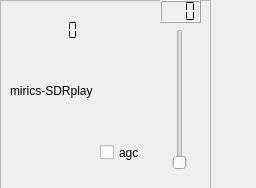
Old version of the form eti-frontend/src/input/sdrplay/sdrplay-widget.ui in the repository JvanKatwijk/eti-stuff.
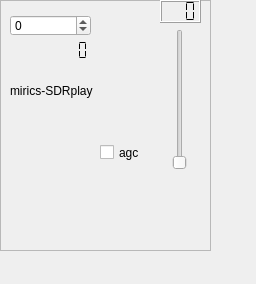
New version of the form.

Patch:
```diff
--- a/eti-frontend/src/input/sdrplay/sdrplay-widget.ui
+++ b/eti-frontend/src/input/sdrplay/sdrplay-widget.ui
@@ -7,7 +7,7 @@
     <x>0</x>
     <y>0</y>
     <width>256</width>
-    <height>188</height>
+    <height>284</height>
    </rect>
   </property>
   <property name="windowTitle">
@@ -19,7 +19,7 @@
      <x>0</x>
      <y>0</y>
      <width>211</width>
-     <height>221</height>
+     <height>251</height>
     </rect>
    </property>
    <property name="frameShape">
@@ -57,8 +57,8 @@
    <widget class="QLCDNumber" name="api_version">
     <property name="geometry">
      <rect>
-      <x>10</x>
-      <y>20</y>
+      <x>20</x>
+      <y>40</y>
       <width>91</width>
       <height>21</height>
      </rect>
@@ -112,6 +112,35 @@
      <string>agc</string>
     </property>
    </widget>
+   <widget class="QSpinBox" name="ppmControl">
+    <property name="geometry">
+     <rect>
+      <x>10</x>
+      <y>15</y>
+      <width>81</width>
+      <height>21</height>
+     </rect>
+    </property>
+    <property name="minimum">
+     <number>-200</number>
+    </property>
+    <property name="maximum">
+     <number>200</number>
+    </property>
+   </widget>
+   <widget class="QLabel" name="serialNumber">
+    <property name="geometry">
+     <rect>
+      <x>10</x>
+      <y>210</y>
+      <width>171</width>
+      <height>20</height>
+     </rect>
+    </property>
+    <property name="text">
+     <string/>
+    </property>
+   </widget>
   </widget>
  </widget>
  <resources/>
```
